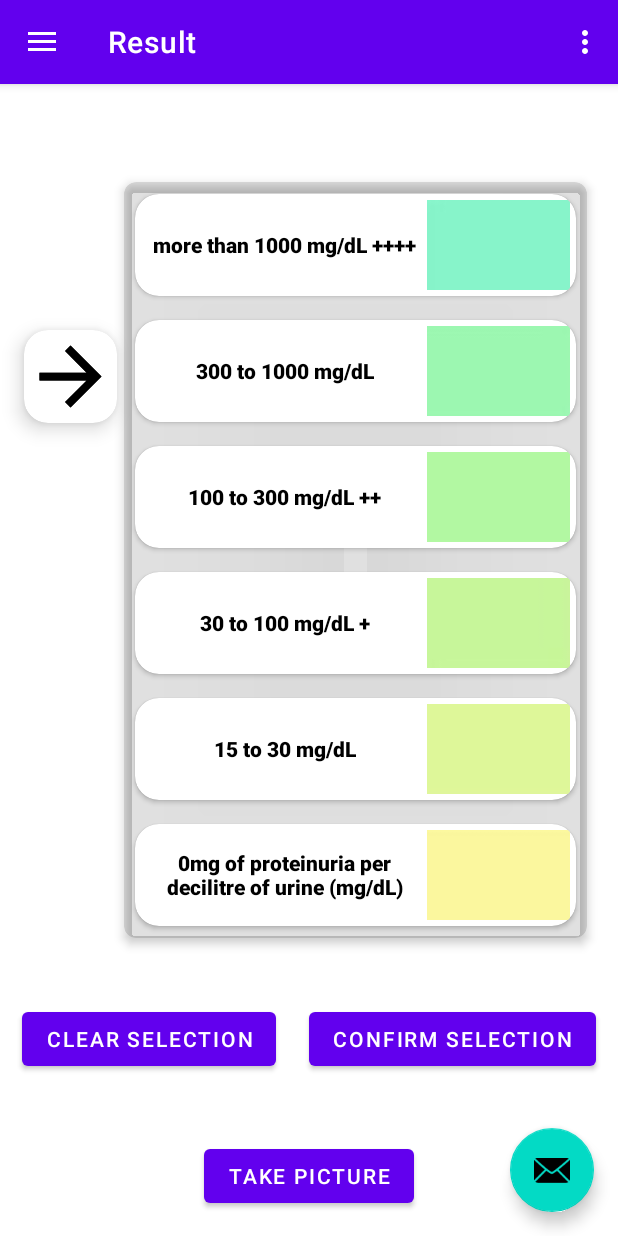
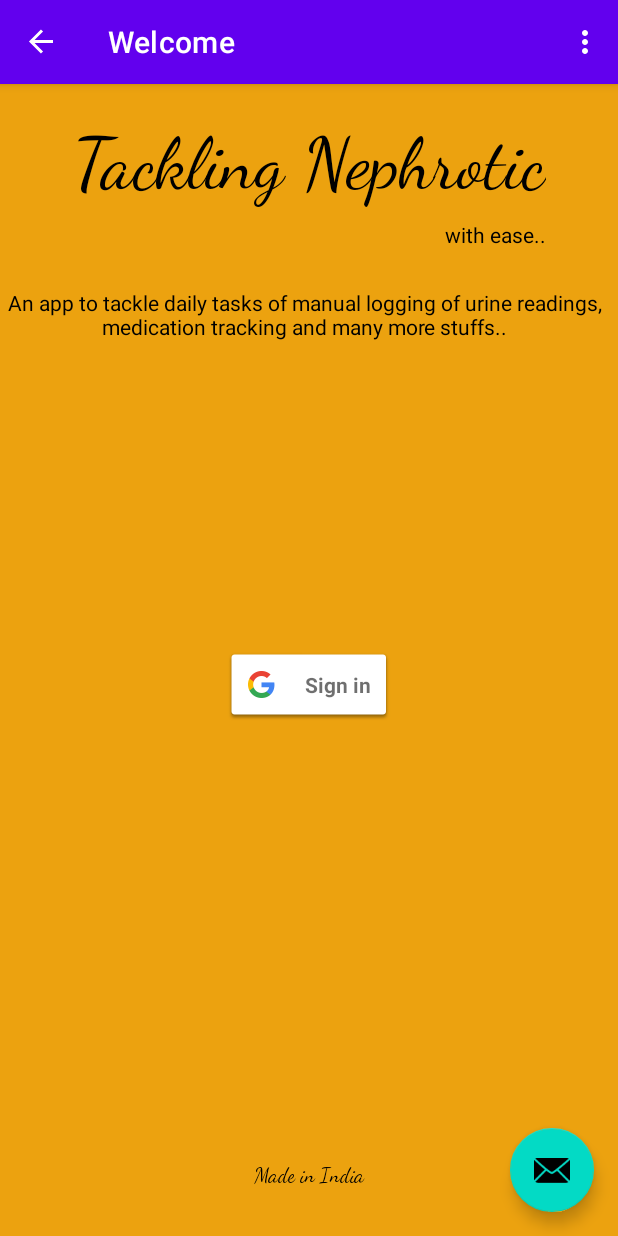
Before and after one commit to vivekgupta4Git/TacklingNephroticBackup, an Android app built with Jetpack Compose: the screen it shows after launch (MainActivity), on a phone screen of 412 x 824 dp. Run offline under Robolectric (Android 15) with nearby library versions, the light colour scheme and no system bars; our stand-ins replace Dagger/Hilt's generated code, Firebase (no records; nobody signed in at launch, a user with empty details on screens opened directly), data binding, navigation-ui; libraries missing offline, so code that uses them is left out: com.firebase.ui.

Commit message:
Working on UI  Second Phase  --Temporary app icon and splash screen added  --Firebase AuthUI library included  --Enabled login using google sign In button

```diff
--- a/app/src/main/java/com/ruviapps/tacklingnephrotic/MainActivity.kt
+++ b/app/src/main/java/com/ruviapps/tacklingnephrotic/MainActivity.kt
@@ -12,8 +12,9 @@ import androidx.navigation.ui.setupWithNavController
 import androidx.drawerlayout.widget.DrawerLayout
 import androidx.appcompat.app.AppCompatActivity
 import com.ruviapps.tacklingnephrotic.databinding.ActivityMainBinding
-import com.ruviapps.tacklingnephrotic.R
 import dagger.hilt.android.AndroidEntryPoint
+import androidx.core.splashscreen.SplashScreen.Companion.installSplashScreen
+
 
 //for dagger hilt , Activity class also need to annotate with entry point with fragment
 @AndroidEntryPoint
@@ -23,6 +24,8 @@ class MainActivity : AppCompatActivity() {
     private lateinit var binding: ActivityMainBinding
 
     override fun onCreate(savedInstanceState: Bundle?) {
+        val splashScreen = installSplashScreen()
+
         super.onCreate(savedInstanceState)
 
         binding = ActivityMainBinding.inflate(layoutInflater)
--- /dev/null
+++ b/app/src/main/java/com/ruviapps/tacklingnephrotic/ui/welcome/Welcome.kt
@@ -0,0 +1,75 @@
+package com.ruviapps.tacklingnephrotic.ui.welcome
+
+import android.app.Activity
+import android.content.Intent
+import androidx.lifecycle.ViewModelProvider
+import android.os.Bundle
+import android.util.Log
+import androidx.fragment.app.Fragment
+import android.view.LayoutInflater
+import android.view.View
+import android.view.ViewGroup
+import com.firebase.ui.auth.AuthUI
+import com.firebase.ui.auth.IdpResponse
+import com.google.firebase.auth.FirebaseAuth
+import com.google.firebase.ktx.Firebase
+import com.ruviapps.tacklingnephrotic.R
+import com.ruviapps.tacklingnephrotic.databinding.FragmentWelcomeBinding
+
+class Welcome : Fragment() {
+
+    companion object {
+        const val TAG = "WelcomeFragment"
+        const val SIGN_IN_REQUEST_CODE = 10
+    }
+    private lateinit var binding : FragmentWelcomeBinding
+    private lateinit var viewModel: WelcomeViewModel
+
+    override fun onCreateView(
+        inflater: LayoutInflater, container: ViewGroup?,
+        savedInstanceState: Bundle?,
+    ): View {
+        binding = FragmentWelcomeBinding.inflate(inflater)
+        return  binding.root
+    }
+
+    override fun onViewCreated(view: View, savedInstanceState: Bundle?) {
+        super.onViewCreated(view, savedInstanceState)
+        binding.signInButton.setOnClickListener {
+            startActivityForResult(
+                AuthUI.getInstance()
+                    .createSignInIntentBuilder()
+                    .setAvailableProviders(viewModel.getProviders())
+                    .build(),
+                    SIGN_IN_REQUEST_CODE
+            )
+        }
+    }
+
+    override fun onActivityResult(requestCode: Int, resultCode: Int, data: Intent?) {
+        super.onActivityResult(requestCode, resultCode, data)
+     if(requestCode == SIGN_IN_REQUEST_CODE){
+         val response = IdpResponse.fromResultIntent(data)
+         if(resultCode== Activity.RESULT_OK){
+             Log.i(TAG,"Successfully signed in ${FirebaseAuth.getInstance()}")
+         }else
+         {
+             Log.i(TAG,"Sign in Unsuccessful ${response?.error?.errorCode}")
+         }
+     }
+    }
+
+    override fun onStart() {
+        super.onStart()
+      if(viewModel.getAuth().currentUser != null){
+            //user already sign in..
+      }
+    }
+
+    override fun onActivityCreated(savedInstanceState: Bundle?) {
+        super.onActivityCreated(savedInstanceState)
+        viewModel = ViewModelProvider(this).get(WelcomeViewModel::class.java)
+        // TODO: Use the ViewModel
+    }
+
+}
--- /dev/null
+++ b/app/src/main/res/layout/fragment_welcome.xml
@@ -0,0 +1,86 @@
+<?xml version="1.0" encoding="utf-8"?>
+<layout xmlns:android="http://schemas.android.com/apk/res/android"
+    xmlns:app="http://schemas.android.com/apk/res-auto"
+    xmlns:tools="http://schemas.android.com/tools">
+
+
+<androidx.constraintlayout.widget.ConstraintLayout
+    android:background="@color/orange"
+    android:layout_width="match_parent"
+    android:layout_height="match_parent"
+    tools:context=".ui.welcome.Welcome">
+
+
+    <TextView
+        android:textAlignment="center"
+        android:gravity="center"
+        android:textColor="@color/black"
+        android:id="@+id/appHeaderTv"
+        android:layout_width="wrap_content"
+        android:layout_height="wrap_content"
+        android:layout_marginStart="24dp"
+        android:layout_marginTop="24dp"
+        android:layout_marginEnd="24dp"
+        android:fontFamily="cursive"
+        android:text="@string/welcome_header"
+        android:textSize="48sp"
+        app:layout_constraintEnd_toEndOf="parent"
+        app:layout_constraintStart_toStartOf="parent"
+        app:layout_constraintTop_toTopOf="parent" />
+
+    <TextView
+        android:textColor="@color/black"
+        android:layout_width="wrap_content"
+        android:layout_height="wrap_content"
+        android:layout_marginTop="8dp"
+        android:text="with ease.."
+        app:layout_constraintEnd_toEndOf="@+id/appHeaderTv"
+        app:layout_constraintTop_toBottomOf="@+id/appHeaderTv" />
+
+    <com.google.android.gms.common.SignInButton
+        android:id="@+id/sign_in_button"
+        android:textAlignment="center"
+        android:backgroundTint="@color/orange"
+        android:layout_width="wrap_content"
+        android:layout_height="wrap_content"
+        android:layout_marginStart="16dp"
+        android:layout_marginTop="16dp"
+        android:layout_marginEnd="16dp"
+        app:layout_constraintBottom_toTopOf="@+id/textView6"
+        app:layout_constraintEnd_toEndOf="parent"
+        app:layout_constraintStart_toStartOf="parent"
+        app:layout_constraintTop_toBottomOf="@+id/textView5"
+        app:layout_constraintVertical_bias="0.37" />
+
+    <TextView
+        android:id="@+id/textView5"
+        android:layout_width="wrap_content"
+        android:layout_height="wrap_content"
+        android:layout_marginEnd="@dimen/smallDimen"
+        android:gravity="center"
+        android:lines="4"
+        android:text="@string/about_app"
+        android:textAlignment="center"
+        android:textColor="@color/black"
+        app:layout_constraintBottom_toBottomOf="parent"
+        app:layout_constraintEnd_toEndOf="parent"
+        app:layout_constraintTop_toBottomOf="@+id/appHeaderTv"
+        app:layout_constraintVertical_bias="0.060000002" />
+
+
+    <TextView
+        android:id="@+id/textView6"
+        android:layout_width="wrap_content"
+        android:layout_height="wrap_content"
+        android:layout_marginStart="8dp"
+        android:layout_marginEnd="8dp"
+        android:layout_marginBottom="32dp"
+        android:fontFamily="cursive"
+        android:text="@string/madeInIndia"
+        android:textColor="@color/black"
+        app:layout_constraintBottom_toBottomOf="parent"
+        app:layout_constraintEnd_toEndOf="parent"
+        app:layout_constraintStart_toStartOf="parent" />
+
+</androidx.constraintlayout.widget.ConstraintLayout>
+</layout>
--- a/app/src/main/res/navigation/mobile_navigation.xml
+++ b/app/src/main/res/navigation/mobile_navigation.xml
@@ -3,7 +3,7 @@
     xmlns:app="http://schemas.android.com/apk/res-auto"
     xmlns:tools="http://schemas.android.com/tools"
     android:id="@+id/mobile_navigation"
-    app:startDestination="@+id/nav_result">
+    app:startDestination="@+id/nav_welcome">
 
     <fragment
         android:id="@+id/nav_home"
@@ -41,4 +41,13 @@
     <deepLink
         android:id="@+id/deepLink"
         app:uri="0drd7hpogt" />
+    <fragment
+        tools:layout="@layout/fragment_welcome"
+        android:id="@+id/nav_welcome"
+        android:name="com.ruviapps.tacklingnephrotic.ui.welcome.Welcome"
+        android:label="Welcome" >
+        <action
+            android:id="@+id/action_welcome_to_nav_result"
+            app:destination="@id/nav_result" />
+    </fragment>
 </navigation>
--- a/app/src/main/res/values/colors.xml
+++ b/app/src/main/res/values/colors.xml
@@ -7,4 +7,6 @@
     <color name="teal_700">#FF018786</color>
     <color name="black">#FF000000</color>
     <color name="white">#FFFFFFFF</color>
+    <color name="orange">#eca20f</color>
+
 </resources>
--- a/app/src/main/res/values/strings.xml
+++ b/app/src/main/res/values/strings.xml
@@ -11,4 +11,8 @@
     <string name="menu_gallery">Gallery</string>
     <string name="menu_slideshow">Slideshow</string>
     <string name="four_plus"> more than 1000 mg/dL ++++</string>
+    <string name="about_app">An app to tackle daily tasks of manual logging of urine readings, medication tracking and many more stuffs..</string>
+    <string name="welcome_header">Tackling Nephrotic</string>
+    <string name="madeInIndia">Made in India</string>
+    <string name="client_id">482693276004-qgsf7ettn3lfv4ds11mo9gp28el07tfv.apps.googleusercontent.com</string>
 </resources>
--- a/build.gradle
+++ b/build.gradle
@@ -3,6 +3,7 @@
 buildscript {
     dependencies {
         classpath("com.google.dagger:hilt-android-gradle-plugin:2.38.1")
+        classpath 'com.google.gms:google-services:4.3.10'
         def nav_version = "2.4.2"
         classpath "androidx.navigation:navigation-safe-args-gradle-plugin:$nav_version"
 
```
Also changed, not shown: app/build.gradle (+10 -1 lines), app/src/main/java/com/ruviapps/tacklingnephrotic/ui/welcome/WelcomeViewModel.kt (added, +60 -0 lines), app/src/main/res/drawable-v24/ic_appicon.xml (added, +54 -0 lines), app/src/main/res/values/themes.xml (+7 -0 lines), 1 other file.
